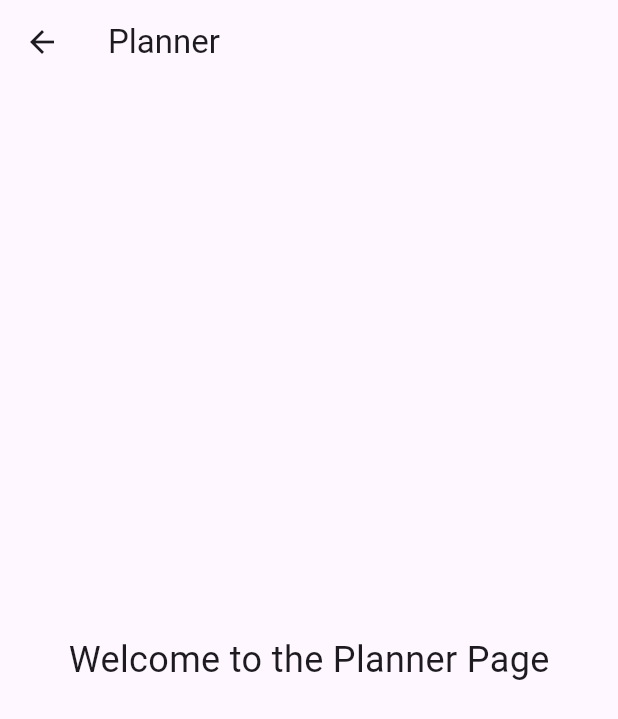
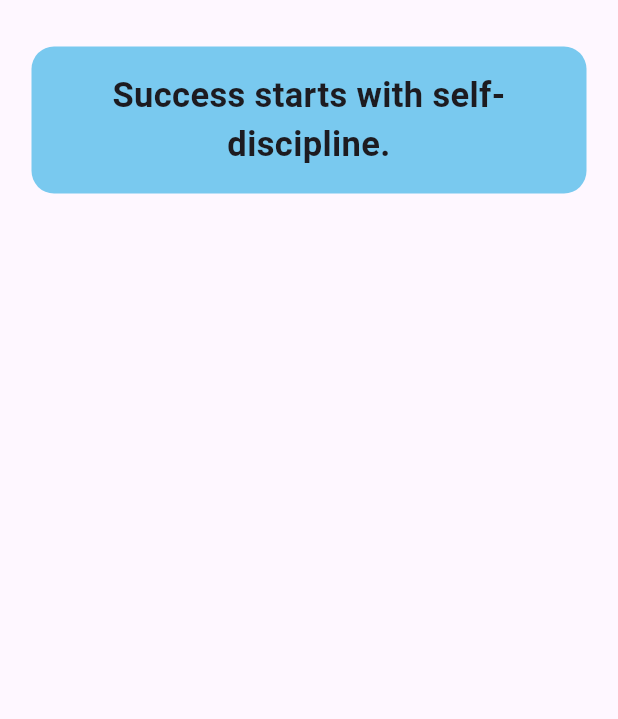
Before and after one commit to skarthik7/aceme, a Flutter app: the PlannerPage widget shown alone on an empty page, opened directly, on a phone screen of 412 x 824 dp. Shown: the top 719 px of the screen. Run offline on Flutter 3.47's test engine with Material 3 defaults, Android fonts, the phone set to English and light mode, and no system bars; our stand-ins replace firebase_auth, firebase_core; accounts and stored records are empty; network calls fail.

Commit message:
rmv askedme and added acc, safe 💯

```diff
--- a/lib/pages/planner.dart
+++ b/lib/pages/planner.dart
@@ -1,17 +1,67 @@
+import 'dart:math';
 import 'package:flutter/material.dart';
 
 class PlannerPage extends StatelessWidget {
+  final List<String> quotes = [
+    "Success starts with self-discipline.",
+    "Small steps lead to big achievements.",
+    "Your future is created by what you do today.",
+    "Dream big, study hard, stay focused.",
+    "Failure is proof that you’re trying.",
+    "The only limit is the one you set.",
+    "Learn like you’ll live forever.",
+    "Consistency beats intensity.",
+    "You don’t have to be perfect, just progress.",
+    "Effort today, success tomorrow.",
+    "Study now, shine later.",
+    "Knowledge is your superpower.",
+    "Push yourself, no one else will.",
+    "The best investment is in yourself.",
+    "Winners never quit, quitters never win.",
+    "Every mistake is a lesson.",
+    "You are capable of more than you know.",
+    "Stay hungry for knowledge.",
+    "Believe in yourself and all that you are.",
+    "Hard work beats talent when talent doesn’t work hard.",
+  ];
+
+  String getRandomQuote() {
+    final random = Random();
+    int index = random.nextInt(quotes.length);
+    return quotes[index];
+  }
+
   @override
   Widget build(BuildContext context) {
-    return Scaffold(
-      appBar: AppBar(
-        title: Text('Planner'),
-      ),
-      body: Center(
-        child: Text(
-          'Welcome to the Planner Page',
-          style: TextStyle(fontSize: 24),
-        ),
+    return Container(
+      height: double.infinity,
+      width: double.infinity,
+      padding: const EdgeInsets.all(21),
+      child: Column(
+        crossAxisAlignment: CrossAxisAlignment.center,
+        mainAxisAlignment: MainAxisAlignment.start,
+        children: <Widget>[
+          Row(
+            mainAxisAlignment: MainAxisAlignment.center,
+
+          ),
+          SizedBox(height: 10),
+          Container(
+            padding: EdgeInsets.all(16),
+            decoration: BoxDecoration(
+              color: const Color.fromARGB(255, 121, 201, 239),
+              borderRadius: BorderRadius.circular(15),
+              //border: Border.all(color: Colors.blue, width: 2),
+            ),
+            child: Text(
+              getRandomQuote(),
+              style: TextStyle(fontSize: 23, fontWeight: FontWeight.bold),
+              textAlign: TextAlign.center,
+            ),
+          ),
+          SizedBox(height: 20),
+          // Add the rest of your PlannerPage content here
+        ],
       ),
     );
   }
```
Also changed, not shown: lib/pages/account.dart (added, +129 -0 lines), lib/pages/askme.dart (deleted, +0 -18 lines), lib/pages/home_page.dart (+73 -131 lines).
